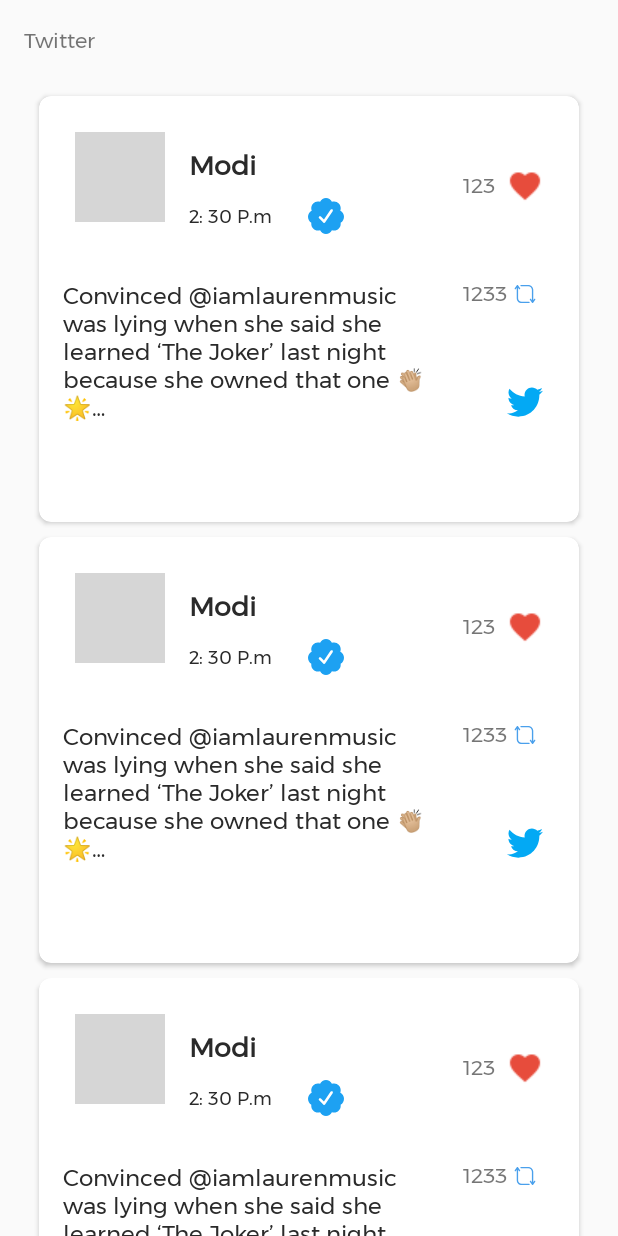
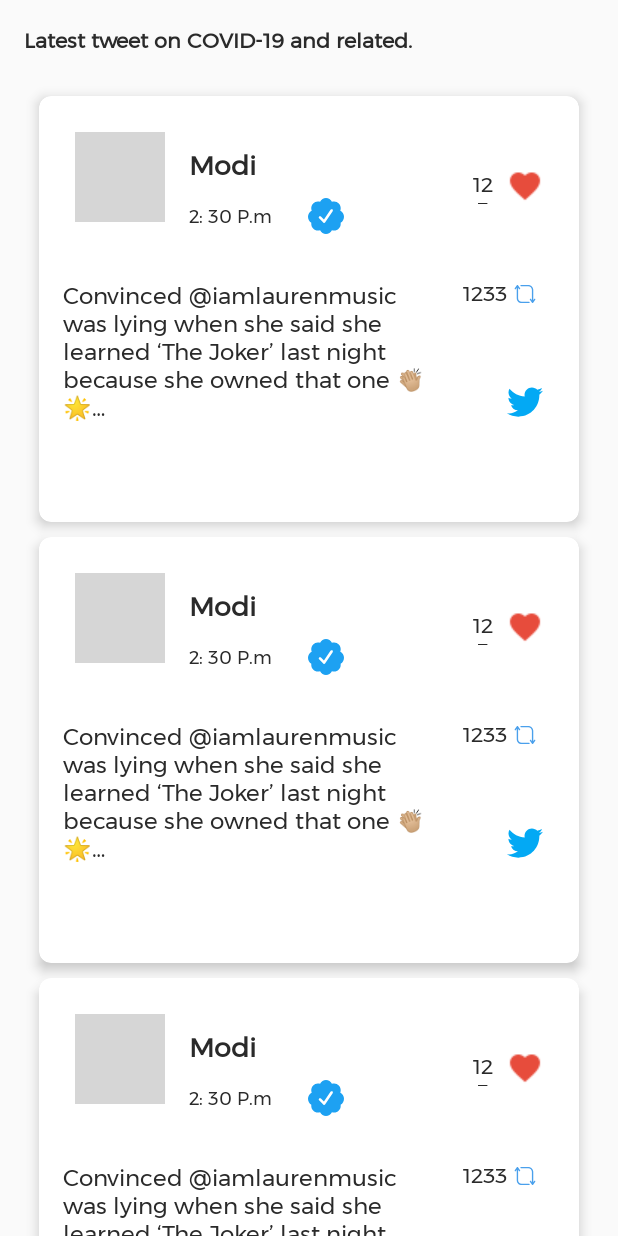
Before and after one commit to udhay24/Covify_covid-19, an Android app: the layout twitter_fragment.xml on its own in the app's theme, with its tools: preview values and no code run, on a phone screen of 412 x 824 dp. Run offline under Robolectric (Android 15) with nearby library versions, the phone set to English and light mode, and no system bars; network calls fail; grey boxes are pictures that could not be loaded.

Commit message:
ui changes

```diff
--- a/app/src/main/java/com/udhay/helfycovid_19/ui/detail_country/GraphRecyclerAdapter.kt
+++ b/app/src/main/java/com/udhay/helfycovid_19/ui/detail_country/GraphRecyclerAdapter.kt
@@ -161,6 +161,8 @@ class GraphRecyclerAdapter(
             val dates = timeFrequencyModel.cases.map { timeFormat.parse(it.date)!!.time }
 
             val chart: LineChart = view.line_chart
+
+            chart.setBackgroundColor(view.context.getColor(R.color.white))
 
             // disable description text
             chart.description.isEnabled = true
--- a/app/src/main/java/com/udhay/helfycovid_19/ui/home/HomeFragment.kt
+++ b/app/src/main/java/com/udhay/helfycovid_19/ui/home/HomeFragment.kt
@@ -102,7 +102,6 @@ class HomeFragment : Fragment(), StatesRecyclerAdapter.StateClickListener {
         }
     }
 
-
     private fun updateCountryInfo(countryModel: CountryModel.CountryCountModelItem) {
         cases_text_view.text = countryModel.confirmed_case.toString()
         recovered_text_view.text = countryModel.recovered.toString()
--- a/app/src/main/res/layout/line_chart_graph.xml
+++ b/app/src/main/res/layout/line_chart_graph.xml
@@ -18,7 +18,6 @@
             android:layout_width="0dp"
             android:layout_height="0dp"
             app:layout_constraintBottom_toBottomOf="parent"
-            app:layout_constraintDimensionRatio="1:1"
             app:layout_constraintEnd_toEndOf="parent"
             app:layout_constraintStart_toStartOf="parent"
             app:layout_constraintTop_toTopOf="parent"
--- a/app/src/main/res/layout/twitter_fragment.xml
+++ b/app/src/main/res/layout/twitter_fragment.xml
@@ -7,12 +7,14 @@
     tools:context=".ui.twitter.TwitterFragment">
 
     <TextView
+        android:textStyle="bold"
+        android:textColor="@color/textGrey"
         android:id="@+id/twitter_title"
         android:layout_width="wrap_content"
         android:layout_height="wrap_content"
         android:layout_marginStart="16dp"
         android:layout_marginTop="16dp"
-        android:text="Twitter"
+        android:text="Latest tweet on COVID-19 and related."
         app:layout_constraintStart_toStartOf="parent"
         app:layout_constraintTop_toTopOf="parent" />
 
--- a/app/src/main/res/layout/twitter_view_holder_layout.xml
+++ b/app/src/main/res/layout/twitter_view_holder_layout.xml
@@ -6,6 +6,8 @@
     android:background="@color/white"
     android:layout_marginEnd="10dp"
     android:layout_marginTop="10dp"
+    android:elevation="2dp"
+    android:stateListAnimator="@animator/click_animation"
     android:layout_width="match_parent"
     android:layout_height="wrap_content"
     app:cardCornerRadius="8dp">
@@ -85,21 +87,23 @@
             app:layout_constraintTop_toBottomOf="@+id/tweet_body_text_view" />
 
         <TextView
+            android:textColor="@color/textGrey"
             android:id="@+id/likes_count"
-            android:layout_width="wrap_content"
-            android:layout_height="wrap_content"
+            android:layout_width="48dp"
+            android:layout_height="24dp"
             android:layout_marginTop="48dp"
             android:layout_marginEnd="24dp"
             android:layout_marginBottom="24dp"
+            android:drawableEnd="@drawable/heart_24"
+            android:drawablePadding="8dp"
+            android:gravity="center"
             app:layout_constraintBottom_toTopOf="@+id/retweets_count"
             app:layout_constraintEnd_toEndOf="parent"
             app:layout_constraintTop_toTopOf="parent"
-            tools:text="123"
-            android:drawableEnd="@drawable/heart_24"
-            android:drawablePadding="8dp"
-            android:gravity="center"/>
+            tools:text="123" />
 
         <TextView
+            android:textColor="@color/textGrey"
             android:id="@+id/retweets_count"
             android:layout_width="wrap_content"
             android:layout_height="wrap_content"
```
